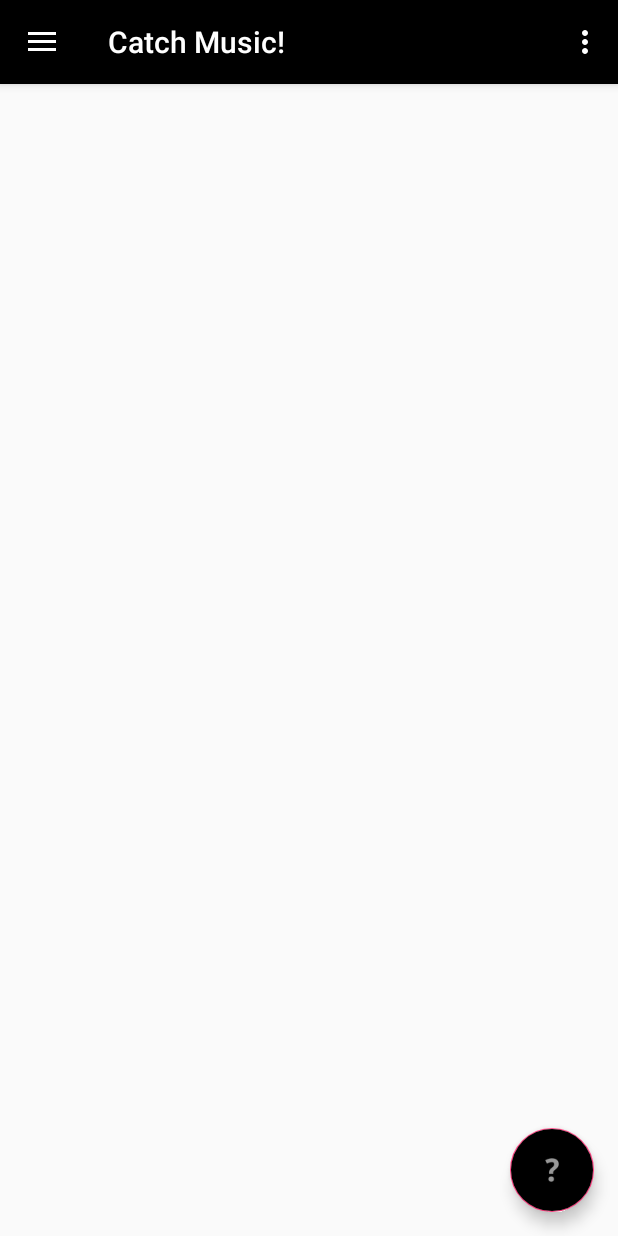
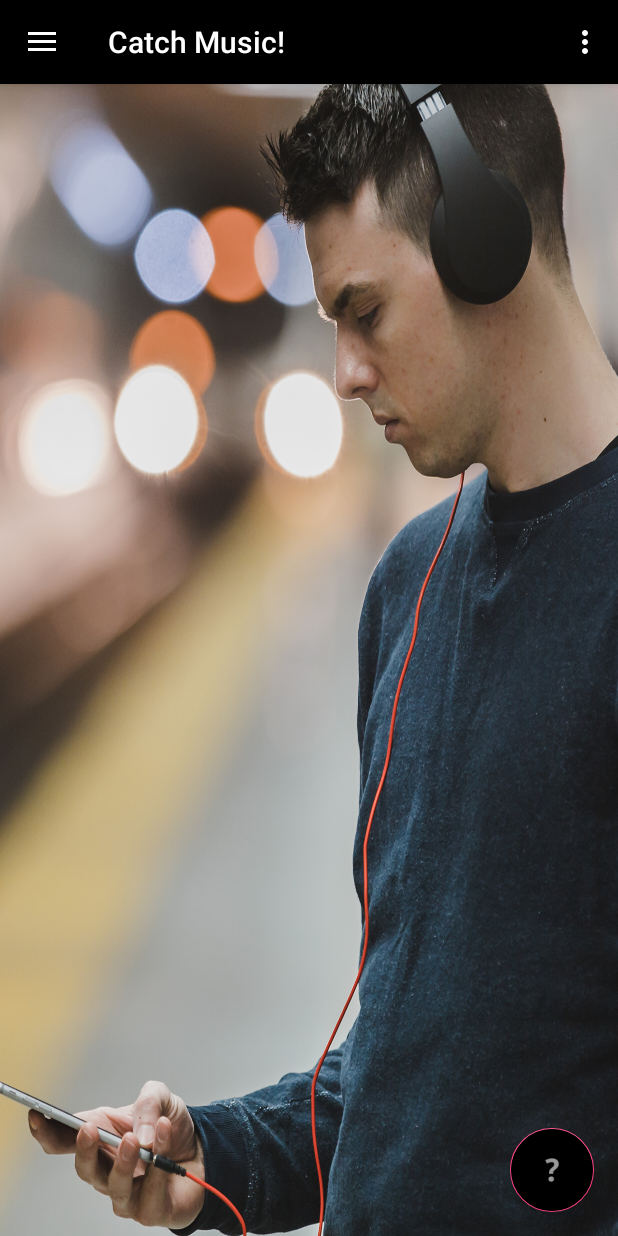
Before and after one commit to yegsoft/hop, an Android app: the screen it shows after launch (NavDrawer), on a phone screen of 412 x 824 dp. Run offline under Robolectric (Android 15) with nearby library versions, the phone set to English and light mode, and no system bars.

```diff
--- a/app/src/main/res/layout/app_bar_nav_drawer.xml
+++ b/app/src/main/res/layout/app_bar_nav_drawer.xml
@@ -4,6 +4,7 @@
     xmlns:tools="http://schemas.android.com/tools"
     android:layout_width="match_parent"
     android:layout_height="match_parent"
+    android:background="@drawable/mainphoto1"
     tools:context="com.example.admin.geofencelocation.NavDrawer">
 
     <android.support.design.widget.AppBarLayout
```
Also changed, not shown: app/src/main/java/com/example/admin/geofencelocation/NavDrawer.java (+7 -0 lines), app/src/main/res/drawable/mainphoto1.jpg (added).
